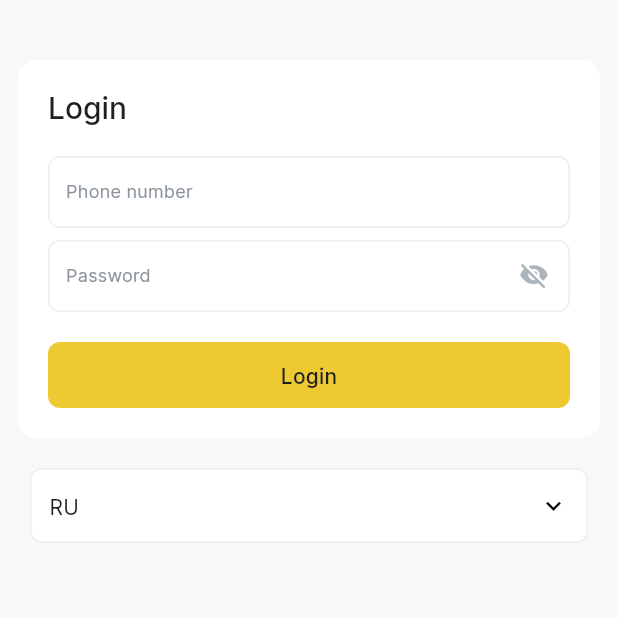
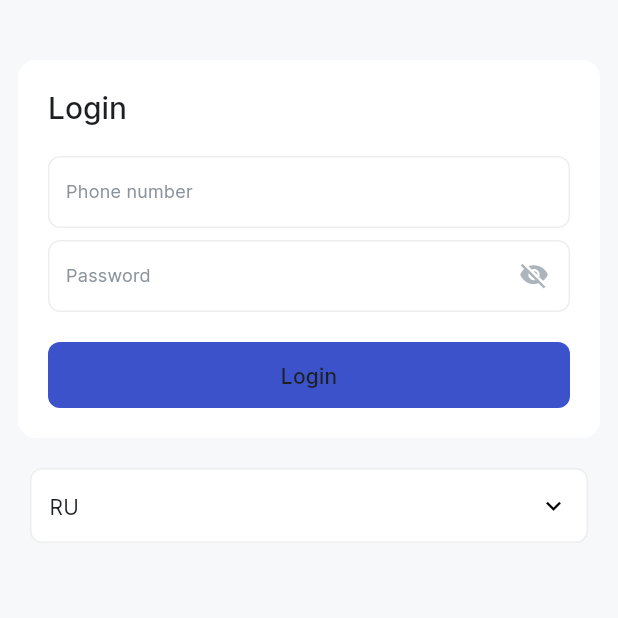
Before and after one commit to Zhanibekkulmanov/test_auth, a Flutter app: the screen it shows after launch, on a phone screen of 412 x 824 dp, the top half of it. Run offline on Flutter 3.47's test engine with Material 2 defaults, Android fonts, the phone set to English and light mode, and no system bars; drawn by our look-alikes of dropdown_button2; our stand-ins replace auto_route, bloc, dio, easy_localization, flutter_bloc, flutter_svg and 5 more.

Commit message:
ILL-123: changed color main button

```diff
--- a/lib/features/sign_in/presentation/widgets/sign_in_body.dart
+++ b/lib/features/sign_in/presentation/widgets/sign_in_body.dart
@@ -123,6 +123,7 @@ class _SignInBodyState extends State<_SignInBody> {
                           ),
                           MainButton(
                             title: LocaleKeys.enter.tr(),
+                            color: kcTertiary,
                             onPressed: () {
                               context.read<SignInBloc>().add(SignInEvent.login(LoginPhoneEntity(phone: vm.phoneController.text, password: vm.passwordController.text)));
                             },
```
